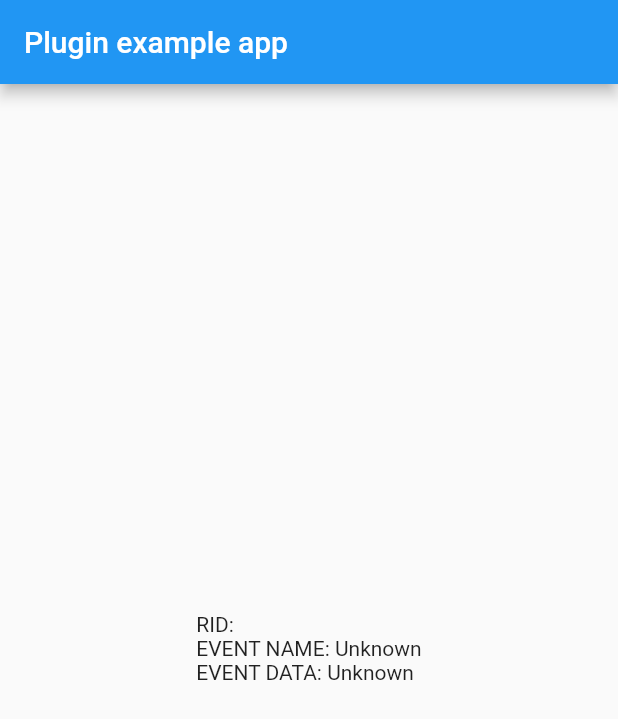
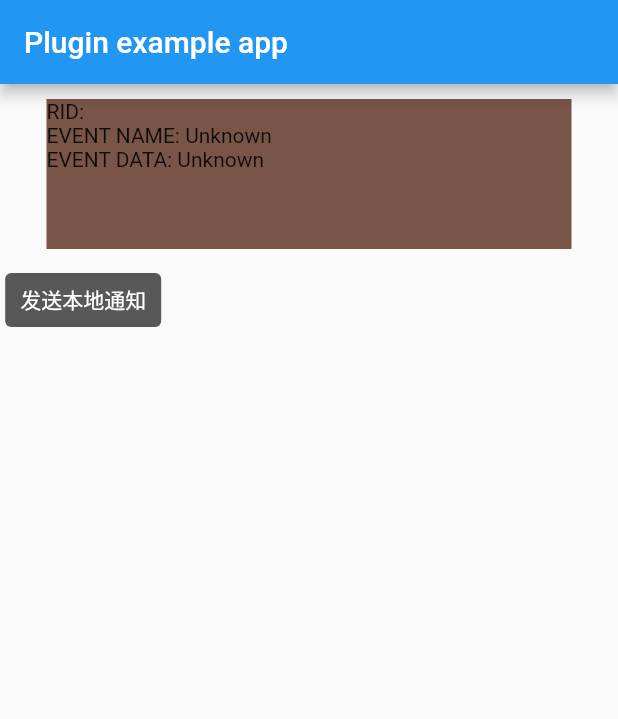
Before and after one commit to DevEngageLab/push-flutter-plugin, a Flutter app: the screen it shows after launch, on a phone screen of 412 x 824 dp. Shown: the top 719 px of the screen. Run offline on Flutter 3.47's test engine with Material 2 defaults, Android fonts, the phone set to English and light mode, and no system bars.

Commit message:
ios更新到4.3.0，新增本地通知和设置数据中心的接口

```diff
--- a/example/lib/main.dart
+++ b/example/lib/main.dart
@@ -53,9 +53,10 @@ class _MyAppState extends State<MyApp> {
       });
     });
     FlutterPluginEngagelab.configDebugMode(true);
+    FlutterPluginEngagelab.setSiteName("Singapore");
     if (Platform.isIOS) {
       FlutterPluginEngagelab.initIos(
-        appKey: "你的appkey",
+        appKey: "fcc545917674d6f06c141704",
         channel: "testChannel",
       );
       FlutterPluginEngagelab.checkNotificationAuthorizationIos();
@@ -89,12 +90,74 @@ class _MyAppState extends State<MyApp> {
         appBar: AppBar(
           title: const Text('Plugin example app'),
         ),
-        body: Center(
-          child: Text('RID: $_platformVersion\n'
-              'EVENT NAME: $_event_name\n'
-              'EVENT DATA: $_event_data\n'),
-        ),
+         body: new Center(
+            child: new Column(
+              children: [
+                Container(
+                  margin: EdgeInsets.fromLTRB(10, 10, 10, 10),
+                  color: Colors.brown,
+                  child: Text('RID: $_platformVersion\n'
+                              'EVENT NAME: $_event_name\n'
+                              'EVENT DATA: $_event_data\n'),
+                  width: 350,
+                  height: 100,
+                ),
+                new Row(
+                  children: <Widget> [
+                    new Text(" "),
+                    new CustomButton(
+                      title: "发送本地通知",
+                      onPressed: () {
+                        // 三秒后出发本地推送
+                        var fireDate = DateTime.fromMillisecondsSinceEpoch(
+                        DateTime.now().millisecondsSinceEpoch + 3000);
+                        var localNotification = LocalNotification(
+                          id: 234,
+                          title: 'fadsfa',
+                          buildId: 1,
+                          content: 'fdas',
+                          fireTime: fireDate,
+                          subtitle: 'fasf',
+                          badge: 5,
+                          extra: {"fa": "0"});
+                        FlutterPluginEngagelab
+                          .sendLocalNotification(localNotification)
+                          .then((res) {
+                        // setState(() {
+                        //   debugLable = res;
+                        // });
+                      });
+                      }
+                    ),
+                  ]
+                ),
+              ],
+            ),
+          ),
       ),
     );
   }
 }
+
+
+/// 封装控件
+class CustomButton extends StatelessWidget {
+  final VoidCallback? onPressed;
+  final String? title;
+
+  const CustomButton({@required this.onPressed, @required this.title});
+
+  @override
+  Widget build(BuildContext context) {
+    return new TextButton(
+      onPressed: onPressed,
+      child: new Text("$title"),
+      style: new ButtonStyle(
+        foregroundColor: MaterialStateProperty.all(Colors.white),
+        overlayColor: MaterialStateProperty.all(Color(0xff888888)),
+        backgroundColor: MaterialStateProperty.all(Color(0xff585858)),
+        padding: MaterialStateProperty.all(EdgeInsets.fromLTRB(10, 5, 10, 5)),
+      ),
+    );
+  }
+}
--- a/lib/flutter_plugin_engagelab.dart
+++ b/lib/flutter_plugin_engagelab.dart
@@ -61,6 +61,19 @@ class FlutterPluginEngagelab {
   static initAndroid() {
     printMy(" init");
     _channel.invokeMethod('init');
+  }
+
+  /**
+   * 设置数据中心
+   * <p>
+   * 需要在Application.onCreate()方法中调用，
+   * iOS 需要在initIos方法前调用
+   *
+   * @param siteName 数据中心的名字
+   */
+  static setSiteName(siteName) {
+    printMy("setSiteName");
+    _channel.invokeMethod('setSiteName', [siteName]);
   }
 
   /**
@@ -483,6 +496,18 @@ class FlutterPluginEngagelab {
     _channel.invokeMethod("setTcpSSL", [enable]);
   }
 
+ ///
+  /// 发送本地通知到调度器，指定时间出发该通知。
+  /// @param {Notification} notification
+  ///
+  static Future<String> sendLocalNotification(LocalNotification notification) async {
+    print(flutter_log + "sendLocalNotification:");
+
+    await _channel.invokeMethod('sendLocalNotification', notification.toMap());
+
+    return notification.toMap().toString();
+  }
+
   static clearNotification(notifyId) {
     printMy("clearNotification");
     _channel.invokeMethod("clearNotification", [notifyId]);
@@ -493,3 +518,57 @@ class FlutterPluginEngagelab {
     _channel.invokeMethod("clearNotificationAll", []);
   }
 }
+
+
+/// @property {number} [buildId] - 通知样式：1 为基础样式，2 为自定义样式（需先调用 `setStyleCustom` 设置自定义样式）
+/// @property {number} [id] - 通知 id, 可用于取消通知
+/// @property {string} [title] - 通知标题
+/// @property {string} [content] - 通知内容
+/// @property {object} [extra] - extra 字段
+/// @property {number} [fireTime] - 通知触发时间（毫秒）
+/// // iOS Only
+/// @property {number} [badge] - 本地推送触发后应用角标值
+/// // iOS Only
+/// @property {string} [soundName] - 指定推送的音频文件
+/// // iOS 10+ Only
+/// @property {string} [subtitle] - 子标题
+class LocalNotification {
+  final int? buildId; //?
+  final int? id;
+  final String? title;
+  final String? content;
+  final Map<String, String>? extra; //?
+  final DateTime? fireTime;
+  final int? badge; //?
+  final String? soundName; //?
+  final String? subtitle; //?
+
+  const LocalNotification(
+      {this.id,
+      this.title,
+      this.content,
+      this.fireTime,
+      this.buildId,
+      this.extra,
+      this.badge = 0,
+      this.soundName,
+      this.subtitle})
+      : assert(id != null),
+        assert(title != null),
+        assert(content != null),
+        assert(fireTime != null);
+
+  Map<String, dynamic> toMap() {
+    return <String, dynamic>{
+      'id': id,
+      'title': title,
+      'content': content,
+      'fireTime': fireTime?.millisecondsSinceEpoch,
+      'buildId': buildId,
+      'extra': extra,
+      'badge': badge,
+      'soundName': soundName,
+      'subtitle': subtitle
+    }..removeWhere((key, value) => value == null);
+  }
+}
```
Also changed, not shown: example/pubspec.lock (added), pubspec.lock (added), 4 other files.
